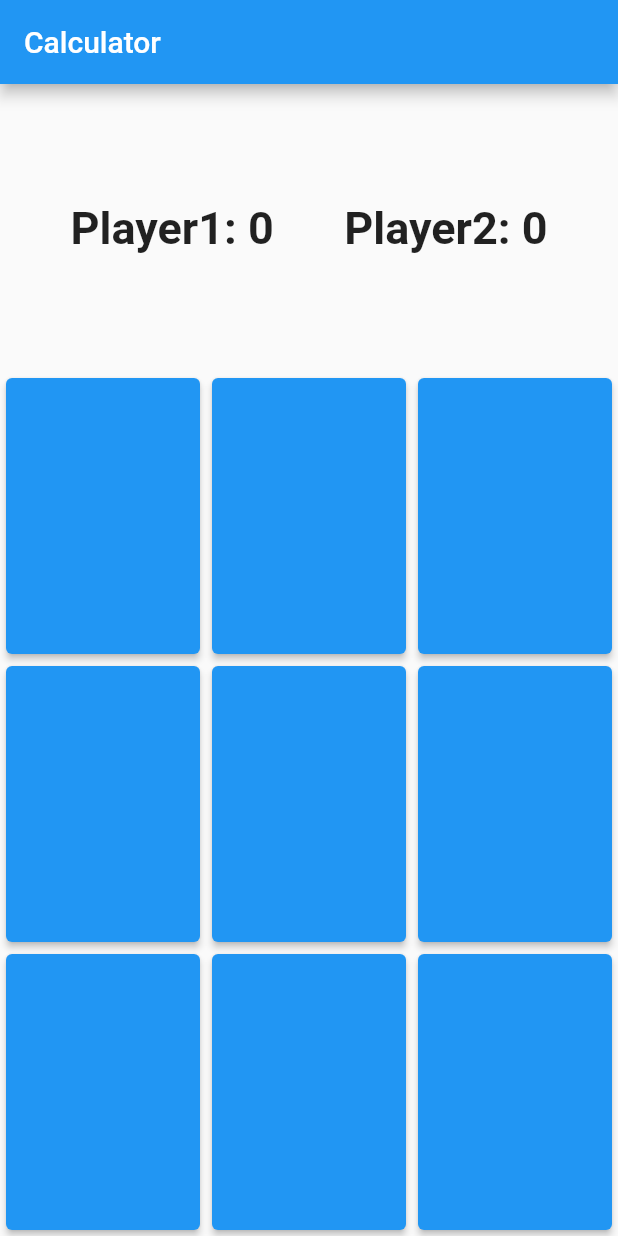
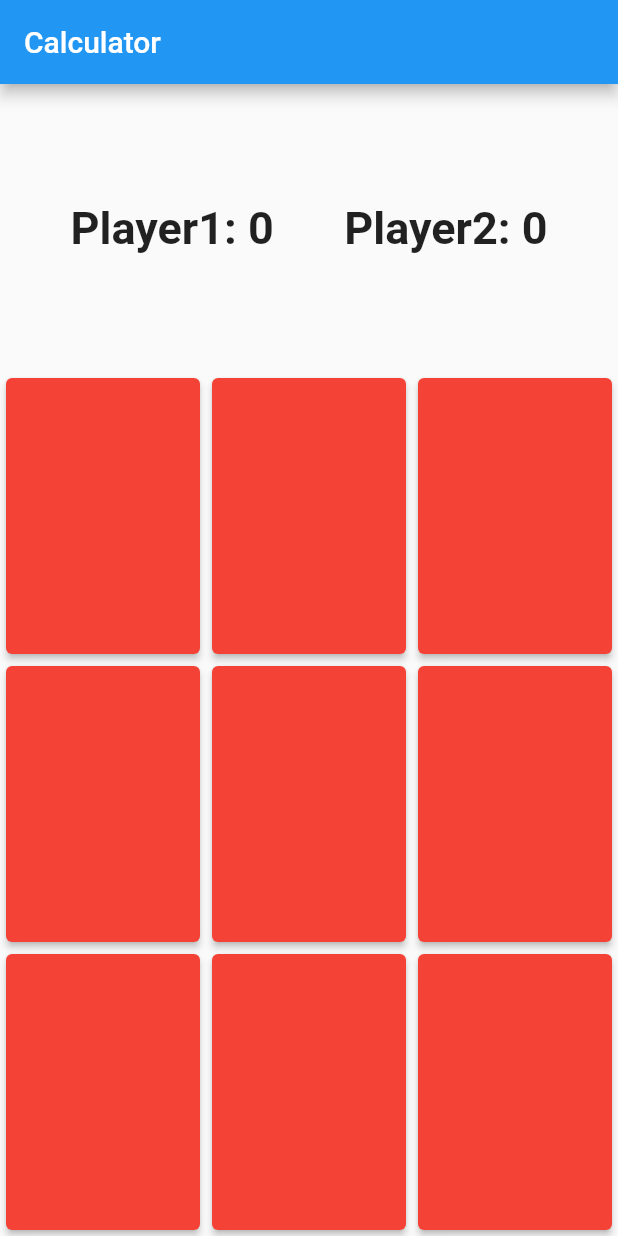
Before and after one commit to A-hmed/git_c9_friday, a Flutter app: the screen it shows after launch, on a phone screen of 412 x 824 dp. Run offline on Flutter 3.47's test engine with Material 2 defaults, Android fonts, the phone set to English and light mode, and no system bars.

Commit message:
Changed background color and font size

```diff
--- a/lib/ui/screens/game_board/xo_button.dart
+++ b/lib/ui/screens/game_board/xo_button.dart
@@ -16,10 +16,10 @@ class XOButton extends StatelessWidget {
             onClick(index);
           },
           style: ButtonStyle(
-              backgroundColor: MaterialStateProperty.all(Colors.blue)),
+              backgroundColor: MaterialStateProperty.all(Colors.red)),
           child: Text(
             symbol,
-            style: TextStyle(fontSize: 22, fontWeight: FontWeight.bold),
+            style: TextStyle(fontSize: 25, fontWeight: FontWeight.bold),
           )),
         ));
   }
```
